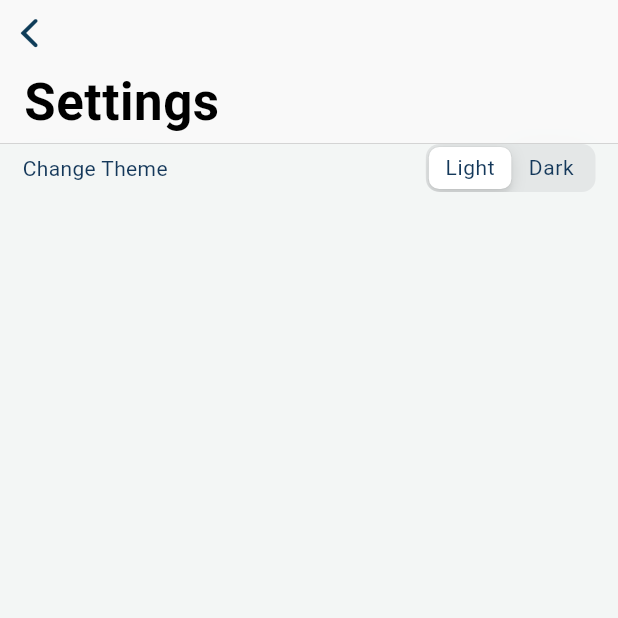
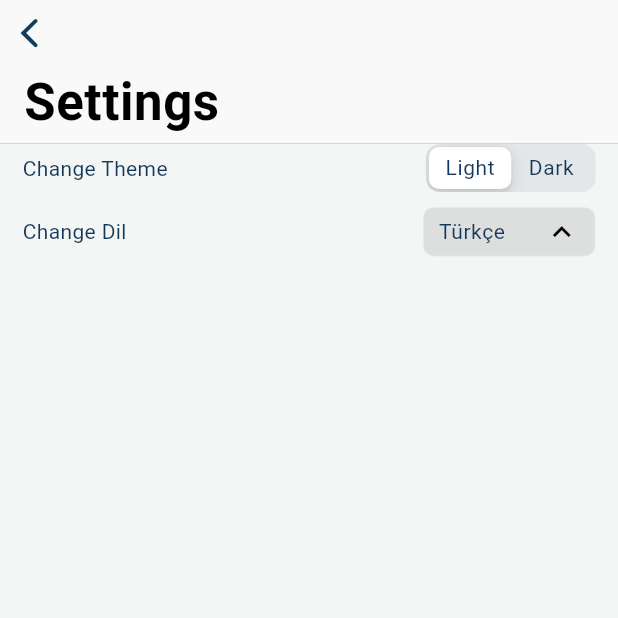
Before and after one commit to obenkucuk/catstagram, a Flutter app: the SettingsView screen opened directly, on a phone screen of 412 x 824 dp, the top half of it. Run offline on Flutter 3.47's test engine with Material 2 defaults, Android fonts, the phone set to English and light mode, and no system bars; our stand-ins replace flutter_dotenv, get, go_router, isar, lottie; accounts and stored records are empty; generated files the repository leaves out were written again; Roboto replaces fonts that are missing (Ubuntu); statements that could not run were skipped.

Commit message:
language select dropdown added

```diff
--- /dev/null
+++ b/lib/ui/screens/main_screens/settings_screen/custom_dropdown/my_dropdown.dart
@@ -0,0 +1,119 @@
+import 'dart:collection';
+
+import 'package:flutter/material.dart';
+
+import '../../../../../theme/text_styles.dart';
+import 'animated_dropdown.dart';
+
+class MyDropdownWidget extends StatefulWidget {
+  final Map<String, Text> items;
+  final Function(int) onSelected;
+  final int? title;
+  final TextStyle? textStyle;
+  final double? dropdownWidth;
+  final int itemHeight;
+
+  const MyDropdownWidget({
+    super.key,
+    required this.items,
+    required this.onSelected,
+    this.title,
+    this.textStyle,
+    this.dropdownWidth,
+    this.itemHeight = 40,
+  });
+
+  @override
+  State<MyDropdownWidget> createState() => _MyDropdownWidgetState();
+}
+
+class _MyDropdownWidgetState extends State<MyDropdownWidget> {
+  final GlobalKey dimensionKey = GlobalKey();
+  late int selectedItem;
+  bool overlayIsVisible = false;
+  late OverlayEntry? overlayEntry;
+  OverlayState? overlayState;
+
+  @override
+  void initState() {
+    super.initState();
+    selectedItem = 0;
+  }
+
+  void showOverlay() {
+    setState(() => overlayIsVisible = true);
+    RenderBox renderBox = dimensionKey.currentContext!.findRenderObject() as RenderBox;
+    Offset offset = renderBox.localToGlobal(Offset.zero);
+
+    overlayEntry = OverlayEntry(builder: (context) {
+      return SizedBox(
+        width: MediaQuery.of(context).size.width,
+        height: MediaQuery.of(context).size.height,
+        child: Stack(
+          children: [
+            GestureDetector(
+              onTap: () => hideOverlay(),
+              child: Container(color: Colors.transparent),
+            ),
+            Positioned(
+              left: offset.dx,
+              top: offset.dy + renderBox.size.height + 10,
+              height: widget.itemHeight * widget.items.keys.length * 1.0,
+              width: widget.dropdownWidth,
+              child: AnimatedDropdown(
+                itemHeight: widget.itemHeight,
+                textStyle: widget.textStyle,
+                items: widget.items,
+                selectedItem: selectedItem,
+                onTap: (val) {
+                  setState(() => selectedItem = val);
+                  widget.onSelected(selectedItem);
+                  hideOverlay();
+                },
+              ),
+            ),
+          ],
+        ),
+      );
+    });
+    overlayState = Overlay.of(context);
+    overlayState!.insert(overlayEntry!);
+  }
+
+  void hideOverlay() {
+    if (overlayEntry == null) return;
+    overlayEntry!.remove();
+    overlayEntry = null;
+    setState(() => overlayIsVisible = false);
+  }
+
+  @override
+  Widget build(BuildContext context) {
+    return GestureDetector(
+      key: dimensionKey,
+      onTap: () {
+        overlayIsVisible ? hideOverlay() : showOverlay();
+        FocusScope.of(context).unfocus();
+      },
+      child: Container(
+        width: widget.dropdownWidth,
+        decoration: BoxDecoration(
+          border: Border.all(color: Theme.of(context).dividerColor, width: 0.5),
+          borderRadius: BorderRadius.circular(7),
+          color: Theme.of(context).highlightColor,
+        ),
+        padding: const EdgeInsets.symmetric(horizontal: 10, vertical: 4),
+        child: Row(
+          mainAxisAlignment: MainAxisAlignment.spaceBetween,
+          children: [
+            Text(widget.items.keys.toList()[selectedItem], style: widget.textStyle ?? s16W600),
+            RotatedBox(
+              quarterTurns: overlayIsVisible ? 0 : 2,
+              child: const Icon(Icons.keyboard_arrow_down_sharp),
+            ),
+          ],
+        ),
+      ),
+    );
+  }
+}
--- a/lib/ui/screens/main_screens/settings_screen/view/settings_view.dart
+++ b/lib/ui/screens/main_screens/settings_screen/view/settings_view.dart
@@ -1,9 +1,8 @@
 import 'package:catstagram/theme/text_styles.dart';
+import 'package:catstagram/ui/screens/main_screens/settings_screen/custom_dropdown/my_dropdown.dart';
 import 'package:flutter/cupertino.dart';
 import 'package:flutter/material.dart';
 import 'package:get/get.dart';
-
-import '../../../../../theme/material_inherited.dart';
 import '../controller/settings_controller.dart';
 
 class SettingsView extends GetView<SettingsController> {
@@ -36,6 +35,27 @@ class SettingsView extends GetView<SettingsController> {
                         onValueChanged: (value) => controller.changeTheme(value),
                       ),
                     ],
+                  ),
+                  SizedBox(height: 10),
+                  Row(
+                    children: [
+                      const Text('Change Dil'),
+                      const Spacer(),
+                      MyDropdownWidget(
+                        dropdownWidth: 115,
+                        textStyle: s14W400,
+                        items: {
+                          'Türkçe': Text(
+                            'Türkçe',
+                            key: GlobalKey(debugLabel: 'tr'),
+                          ),
+                          'İngilizce': Text('İngilizce'),
+                        },
+                        onSelected: (v) {
+                          print(v);
+                        },
+                      )
+                    ],
                   )
                 ],
               ),
```
Also changed, not shown: lib/ui/screens/main_screens/settings_screen/custom_dropdown/animated_dropdown.dart (added, +106 -0 lines).
